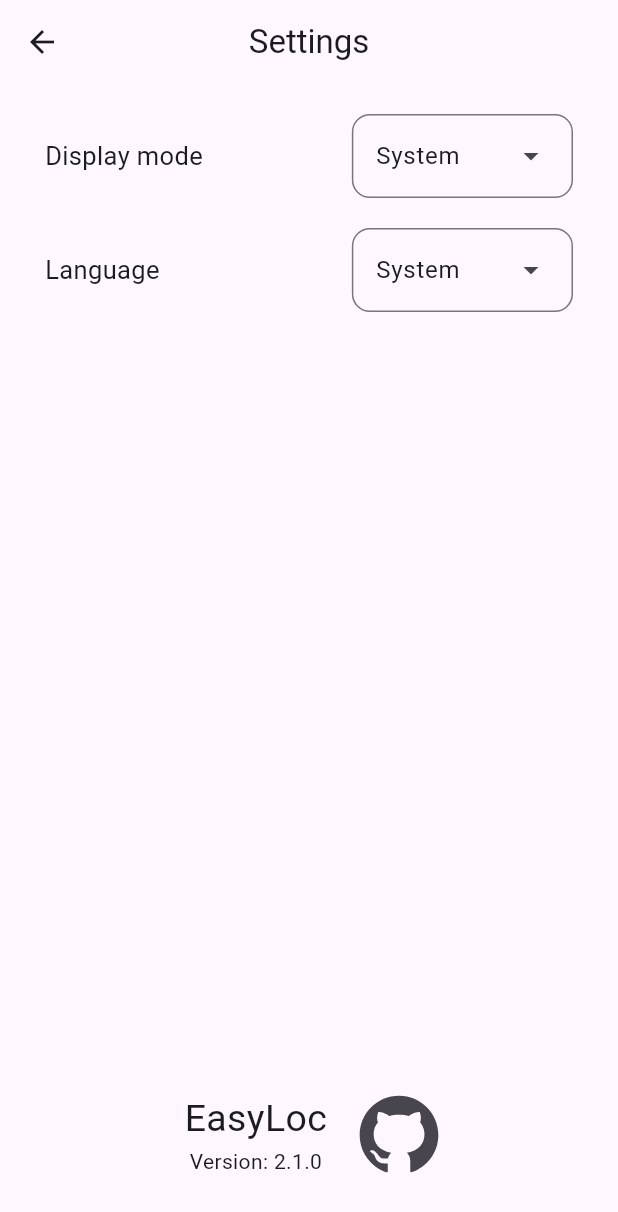
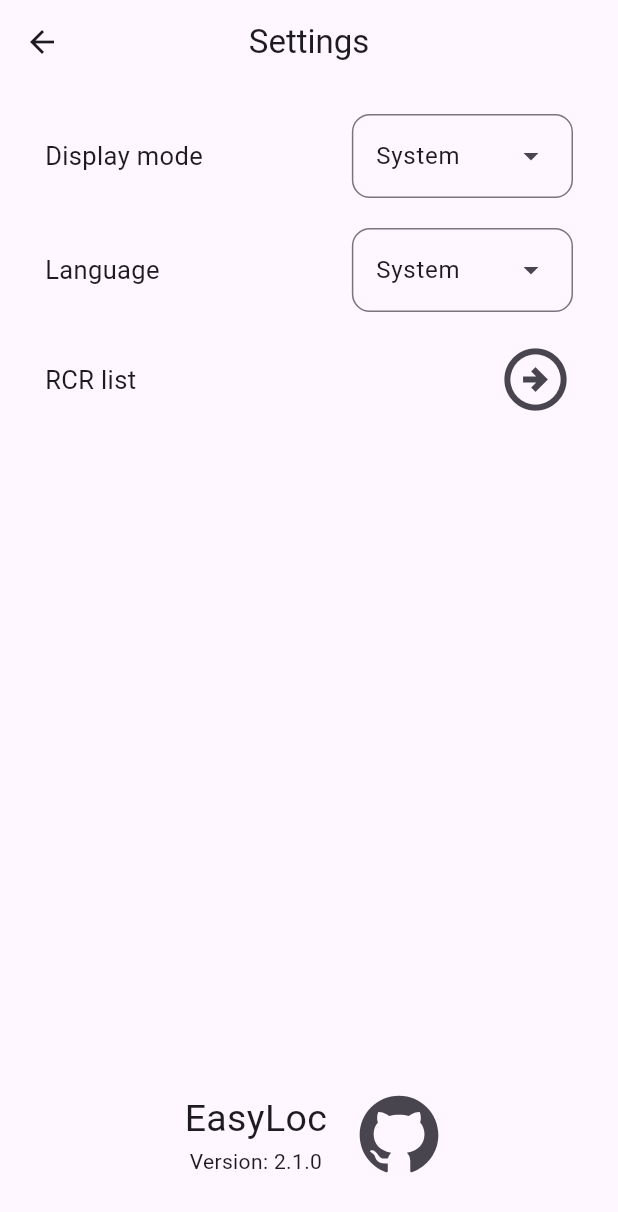
Before and after one commit to scd-appli/easy_loc, a Flutter app: the Settings screen opened by its route, on a phone screen of 412 x 824 dp. Shown: the top 1212 px of the screen. Run offline on Flutter 3.47's test engine with Material 3 defaults, Android fonts, the phone set to English and light mode, and no system bars; our stand-ins replace camera, csv, device_info_plus, file_picker, icons_plus, package_info_plus and 3 more; missing offline and left inert: google_mlkit_barcode_scanning, google_mlkit_text_recognition; accounts and stored records are empty; generated files the repository leaves out were written again.

Commit message:
add the RCR list page and his handling without the sorting.

```diff
--- a/lib/functions/permission.dart
+++ b/lib/functions/permission.dart
@@ -6,13 +6,13 @@ import 'package:permission_handler/permission_handler.dart';
 
 Future<bool> grantAccess() async {
   if (Platform.isAndroid) {
-    return await grantAccessAndroid();
+    return await _grantAccessAndroid();
   }
 
   return true;
 }
 
-Future<bool> grantAccessAndroid() async {
+Future<bool> _grantAccessAndroid() async {
   bool permissionGranted = false;
 
   final DeviceInfoPlugin deviceInfo = DeviceInfoPlugin();
--- /dev/null
+++ b/lib/functions/rcr.dart
@@ -0,0 +1,38 @@
+import 'package:shared_preferences/shared_preferences.dart';
+
+// ignore: camel_case_types
+class RCR_storage {
+  final String key = "rcr";
+  static final RegExp rcrRegex = RegExp(r'[0-9]{9}');
+  final SharedPreferencesAsync sharred;
+
+  RCR_storage(this.sharred);
+
+  Future<List<String>?> get() async => await sharred.getStringList(key);
+
+  Future<void> add(String rcr) async {
+    List<String>? list = await get();
+
+    list ??= [];
+
+    list.add(rcr);
+
+    await sharred.setStringList(key, list);
+  }
+
+  Future<void> deleteAll() async {
+    await sharred.remove(key);
+  }
+
+  Future<void> delete(int index) async {
+    List<String>? list = await get();
+
+    if (list == null || list.length - 1 < index) return;
+
+    list.removeAt(index);
+
+    await sharred.setStringList(key, list);
+  }
+
+  static bool isRCR(String value) => rcrRegex.hasMatch(value);
+}
--- a/lib/functions/router_generator.dart
+++ b/lib/functions/router_generator.dart
@@ -1,15 +1,15 @@
 import 'package:easy_loc/screens/camera_scan.dart';
 import 'package:easy_loc/screens/history.dart';
 import 'package:easy_loc/screens/home.dart';
+import 'package:easy_loc/screens/rcr.dart';
 import 'package:easy_loc/screens/settings.dart';
 import 'package:flutter/material.dart';
 
-enum From {right, left, top, bottom}
+enum From { right, left, top, bottom }
 
-class RouteGenerator{
-  Route? routeGenerate(RouteSettings settings){
-
-    switch(settings.name){
+class RouteGenerator {
+  Route? routeGenerate(RouteSettings settings) {
+    switch (settings.name) {
       case '/':
         return _createSlideRoute(Home());
       case '/settings':
@@ -18,6 +18,8 @@ class RouteGenerator{
         return _createScaleRoute<String>(CameraScan());
       case '/history':
         return _createSlideRoute(History(), from: From.bottom);
+      case '/settings/rcr':
+        return _createSlideRoute(RCR());
     }
 
     return null;
@@ -28,32 +30,30 @@ class RouteGenerator{
       pageBuilder: (context, animation, secondaryAnimation) => page,
       transitionsBuilder: (context, animation, secondaryAnimation, child) {
         late Offset begin;
-        switch(from){
+        switch (from) {
           case From.right:
-            begin = Offset(1.0,0.0);
+            begin = Offset(1.0, 0.0);
             break;
           case From.left:
-            begin = Offset(-1.0,0.0);
+            begin = Offset(-1.0, 0.0);
             break;
           case From.top:
-            begin = Offset(0.0,-1.0);
+            begin = Offset(0.0, -1.0);
             break;
           case From.bottom:
-            begin = Offset(0.0,1.0);
+            begin = Offset(0.0, 1.0);
             break;
         }
 
         const end = Offset.zero;
         const curve = Curves.ease;
 
-        var tween = Tween(begin: begin, end: end).chain(
-          CurveTween(curve: curve),
-        );
+        var tween = Tween(
+          begin: begin,
+          end: end,
+        ).chain(CurveTween(curve: curve));
 
-        return SlideTransition(
-          position: animation.drive(tween),
-          child: child,
-        );
+        return SlideTransition(position: animation.drive(tween), child: child);
       },
     );
   }
@@ -64,9 +64,10 @@ class RouteGenerator{
       transitionsBuilder: (context, animation, secondaryAnimation, child) {
         const curve = Curves.easeInOut;
 
-        var scaleTween = Tween(begin: 0.0, end: 1.0).chain(
-          CurveTween(curve: curve),
-        );
+        var scaleTween = Tween(
+          begin: 0.0,
+          end: 1.0,
+        ).chain(CurveTween(curve: curve));
 
         return ScaleTransition(
           scale: animation.drive(scaleTween),
--- a/lib/l10n/app_en.arb
+++ b/lib/l10n/app_en.arb
@@ -33,5 +33,11 @@
     "permissionDenied":"Permission denied",
     "saveCancelledUser":"Saving cancelled",
     "shareCancelledUser":"Sharing cancelled",
-    "fileShared":"File shared"
+    "fileShared":"File shared",
+    "rcrList":"RCR list",
+    "rcrListEmpty":"You havent specified any RCR",
+    "add":"Add",
+    "rcr": "RCR",
+    "mustBe9Digit":"Must be 9 digits",
+    "alreadyRcr":"The RCR is in the list"
 }
--- a/lib/l10n/app_fr.arb
+++ b/lib/l10n/app_fr.arb
@@ -25,13 +25,19 @@
     "emptyHistory": "Historique vide",
     "goBack": "Retour",
     "retry": "Réessayer",
-    "deleteHistory":"Supprimer l'historique",
-    "deleteConfirmation":"C'est une action irreversible",
-    "delete":"Supprimer",
-    "cancel":"Annuler",
-    "fileSaved":"Fichier enregistré",
-    "permissionDenied":"Permissions refusées",
-    "saveCancelledUser":"Enregistrement annulé",
-    "shareCancelledUser":"Partage annulé",
-    "fileShared":"Fichier partagé"
+    "deleteHistory": "Supprimer l'historique",
+    "deleteConfirmation": "C'est une action irreversible",
+    "delete": "Supprimer",
+    "cancel": "Annuler",
+    "fileSaved": "Fichier enregistré",
+    "permissionDenied": "Permissions refusées",
+    "saveCancelledUser": "Enregistrement annulé",
+    "shareCancelledUser": "Partage annulé",
+    "fileShared": "Fichier partagé",
+    "rcrList": "RCR liste",
+    "rcrListEmpty": "Vous n'avez spécifé aucun RCR",
+    "add": "Ajouter",
+    "rcr": "RCR",
+    "mustBe9Digit": "Doit être 9 chiffres",
+    "alreadyRcr": "Le RCR est déjà dans la liste"
 }
--- a/lib/screens/history.dart
+++ b/lib/screens/history.dart
@@ -58,7 +58,9 @@ class _HistoryState extends State<History> {
     if (list!.isEmpty) {
       return Scaffold(
         appBar: CustomAppBar(title: l10n.historyTitle),
-        body: Center(child: Text(l10n.emptyHistory)),
+        body: Center(
+          child: Text(l10n.emptyHistory, style: TextStyle(fontSize: 20)),
+        ),
       );
     }
 
--- a/lib/screens/settings.dart
+++ b/lib/screens/settings.dart
@@ -172,6 +172,20 @@ class _SettingsState extends State<Settings> {
                     ),
                   ],
                 ),
+                SizedBox(height: 20),
+                Row(
+                  children: [
+                    Text(l10n.rcrList, style: TextStyle(fontSize: 17)),
+                    Spacer(),
+                    IconButton(
+                      onPressed: () {
+                        Navigator.pushNamed(context, '/settings/rcr');
+                      },
+                      icon: Icon(Icons.arrow_circle_right_outlined, size: 50),
+                      padding: EdgeInsets.zero,
+                    ),
+                  ],
+                ),
                 const Spacer(),
                 Row(
                   mainAxisAlignment: MainAxisAlignment.center,
```
Also changed, not shown: lib/screens/camera_scan.dart (+6 -6 lines), lib/screens/rcr.dart (added, +291 -0 lines).
